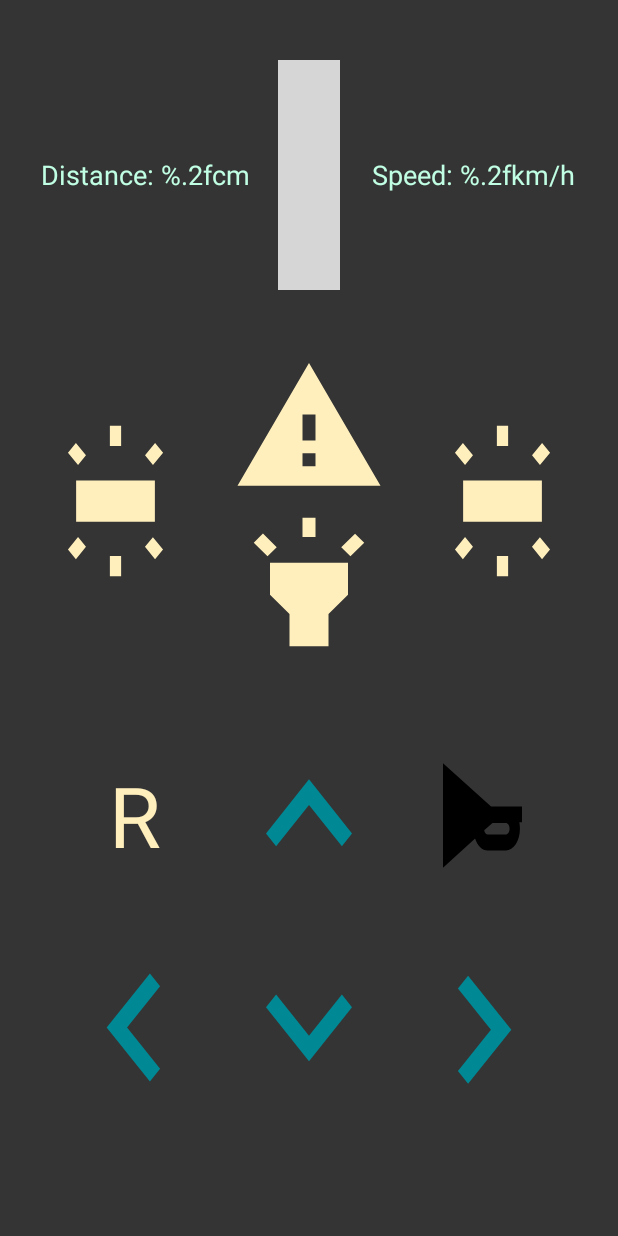
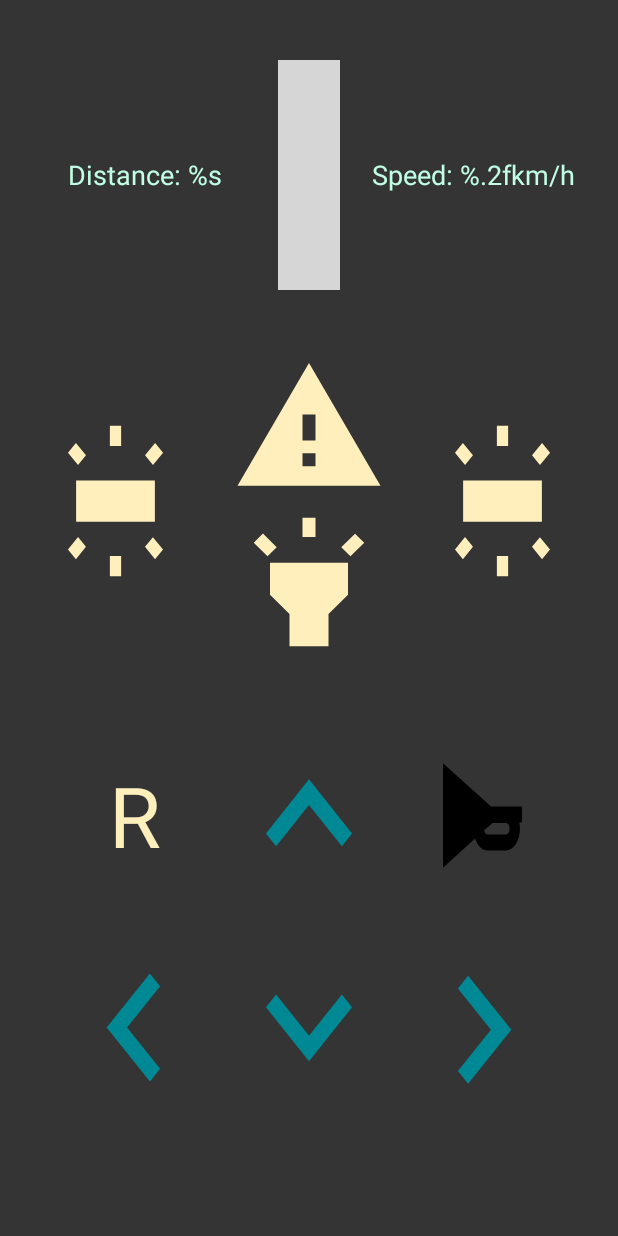
Before and after one commit to alex-molnar/rc_controller, an Android app: the layout activity_controller.xml on its own in the app's theme, with its tools: preview values and no code run, on a phone screen of 412 x 824 dp. Run offline under Robolectric (Android 15) with nearby library versions, the phone set to English and light mode, and no system bars; grey boxes are pictures that could not be loaded.

Commit message:
Nicer output for distance

```diff
--- a/app/src/main/res/values/strings.xml
+++ b/app/src/main/res/values/strings.xml
@@ -8,7 +8,7 @@
     <!-- UI constants -->
     <string name="password">Pin</string>
     <string name="connect">Connect</string>
-    <string name="distance_text">Distance: %.2fcm</string>
+    <string name="distance_text">Distance: %s</string>
     <string name="speed_text">Speed: %.2fkm/h</string>
     <string name="r_string">R</string>
     <string name="line_label_desc">Line label</string>
```
Also changed, not shown: app/src/main/java/com/example/rccontroller/Controller.kt (+16 -1 lines).
